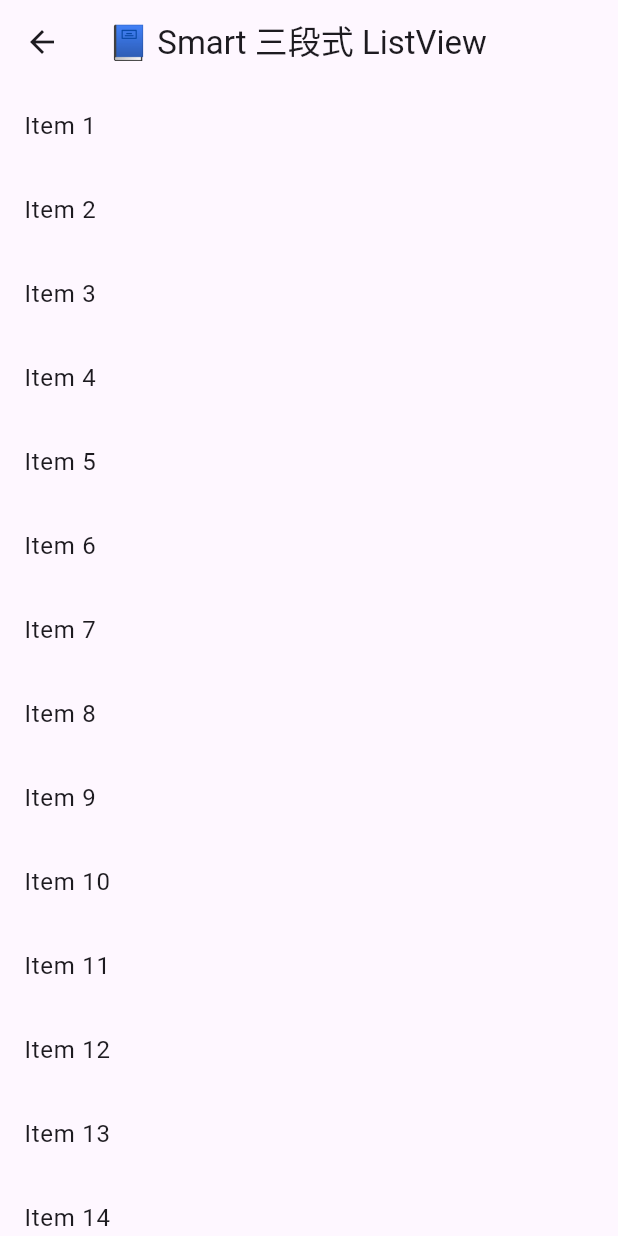
After one commit to cccsdxtw/test_flutter_tips, a Flutter app: the SmartListView screen opened directly, on a phone screen of 412 x 824 dp. The commit adds this screen. Run offline on Flutter 3.47's test engine with Material 3 defaults, Android fonts, the phone set to English and light mode, and no system bars; our stand-ins replace get, logger.

Commit message:
功能系- ListView.builder 真。三段載入

```diff
--- a/lib/main.dart
+++ b/lib/main.dart
@@ -4,6 +4,7 @@ import 'package:test_flutter_tips/tips/const.dart';
 import 'package:test_flutter_tips/tips/lnit_example.dart';
 import 'package:test_flutter_tips/tips/optimized_list_view.dart';
 import 'package:test_flutter_tips/tips/preparation.dart';
+import 'package:test_flutter_tips/tips/smart_list_view.dart';
 import 'package:test_flutter_tips/tips/value_notifier_example.dart';
 
 import 'element/tip_button.dart';
@@ -31,6 +32,7 @@ class HomePage extends StatelessWidget {
     '初始化時避免非同步': const InitExample(),
     'ValueNotifier元件': ValueNotifierExample(),
     'ListView簡易避免載入': const OptimizedListViewPage(),
+    'ListView真。三段載入': const SmartListView(),
     '這頁是預留的': const PreparationPage(),
   };
 
--- /dev/null
+++ b/lib/tips/smart_list_view.dart
@@ -0,0 +1,96 @@
+import 'package:flutter/material.dart';
+
+class SmartListView extends StatefulWidget {
+  const SmartListView({super.key});
+
+  @override
+  State<SmartListView> createState() => _SmartListViewState();
+}
+
+class _SmartListViewState extends State<SmartListView> {
+  final ScrollController _scrollController = ScrollController();
+
+  static const int pageSize = 30;
+  static const int maxItems = 120;
+  List<int> items = List.generate(pageSize, (i) => i + 1);
+  bool _isLoadingUp = false;
+  bool _isLoadingDown = false;
+
+  @override
+  void initState() {
+    super.initState();
+    _scrollController.addListener(_onScroll);
+  }
+
+  void _onScroll() {
+    if (_scrollController.position.pixels <= 100 && !_isLoadingUp) {
+      _loadMoreUp();
+    }
+    if (_scrollController.position.pixels >=
+        _scrollController.position.maxScrollExtent - 100 &&
+        !_isLoadingDown) {
+      _loadMoreDown();
+    }
+  }
+
+  void _loadMoreDown() async {
+    setState(() => _isLoadingDown = true);
+    await Future.delayed(const Duration(milliseconds: 500));
+
+    final last = items.last;
+    final newItems = List.generate(pageSize, (i) => last + i + 1);
+
+    setState(() {
+      items.addAll(newItems);
+      if (items.length > maxItems) {
+        items.removeRange(0, items.length - maxItems);
+      }
+      _isLoadingDown = false;
+    });
+  }
+
+  void _loadMoreUp() async {
+    setState(() => _isLoadingUp = true);
+    await Future.delayed(const Duration(milliseconds: 500));
+
+    final first = items.first;
+    final newItems = List.generate(pageSize, (i) => first - i - 1).reversed.toList();
+
+    setState(() {
+      items.insertAll(0, newItems);
+      if (items.length > maxItems) {
+        items.removeRange(maxItems, items.length);
+      }
+
+      // 保持視覺位置不跳動
+      WidgetsBinding.instance.addPostFrameCallback((_) {
+        _scrollController.jumpTo(_scrollController.position.pixels + pageSize * 50);
+      });
+
+      _isLoadingUp = false;
+    });
+  }
+
+  @override
+  void dispose() {
+    _scrollController.dispose();
+    super.dispose();
+  }
+
+  @override
+  Widget build(BuildContext context) {
+    return Scaffold(
+      appBar: AppBar(title: const Text("📘 Smart 三段式 ListView")),
+      body: ListView.builder(
+        controller: _scrollController,
+        itemCount: items.length,
+        itemBuilder: (context, index) {
+          final item = items[index];
+          return ListTile(
+            title: Text('Item $item'),
+          );
+        },
+      ),
+    );
+  }
+}
```
